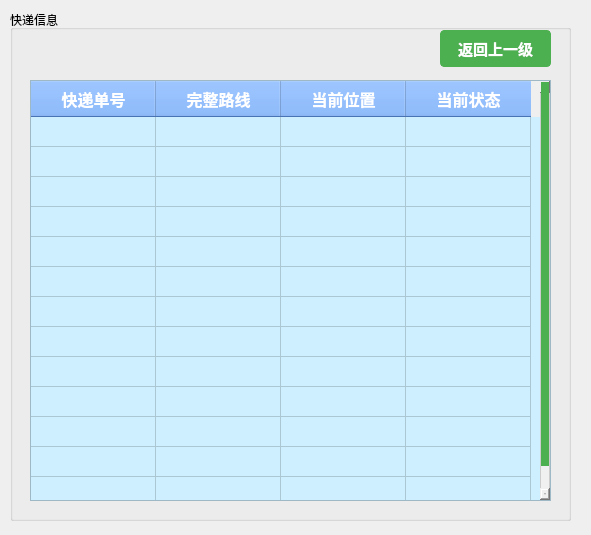
The window that modules/user/mySend.ui (gfzyl/Parcel-System) describes before a commit, drawn with Qt 5.
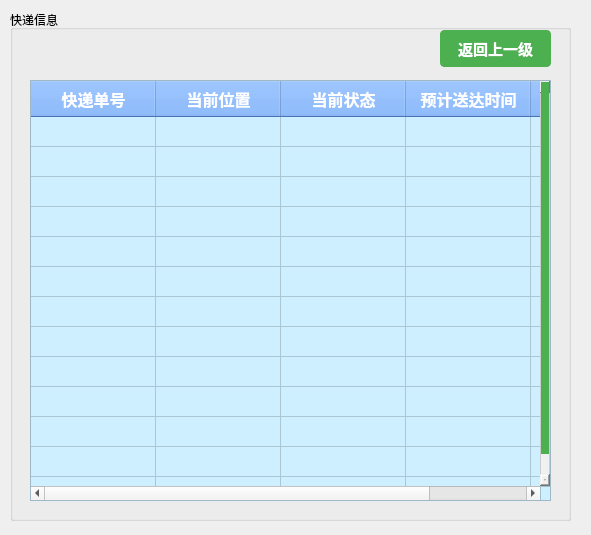
The same window after the commit.

What changed in the file:
```diff
--- a/modules/user/mySend.ui
+++ b/modules/user/mySend.ui
@@ -198,11 +198,6 @@
       <string>快递单号</string>
      </property>
     </column>
-    <column>
-     <property name="text">
-      <string>完整路线</string>
-     </property>
-    </column>
     <column>
      <property name="text">
       <string>当前位置</string>
@@ -213,6 +208,16 @@
       <string>当前状态</string>
      </property>
     </column>
+    <column>
+     <property name="text">
+      <string>预计送达时间</string>
+     </property>
+    </column>
+    <column>
+     <property name="text">
+      <string>完整路线</string>
+     </property>
+    </column>
    </widget>
    <widget class="QPushButton" name="returnBtn">
     <property name="geometry">
```
